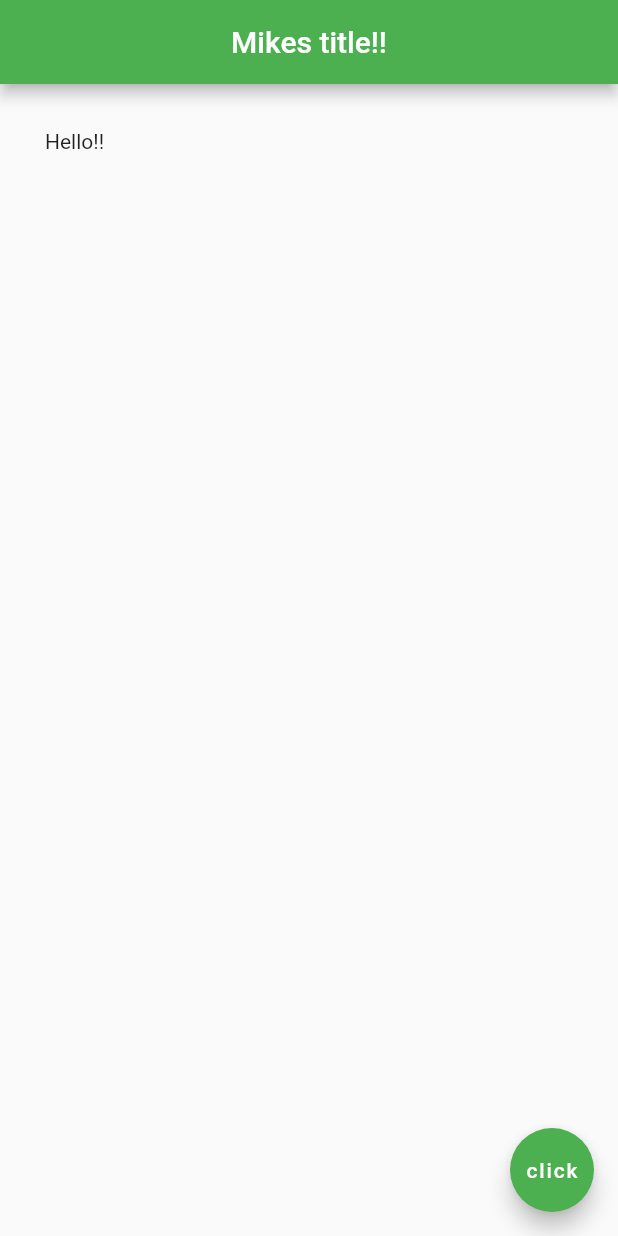
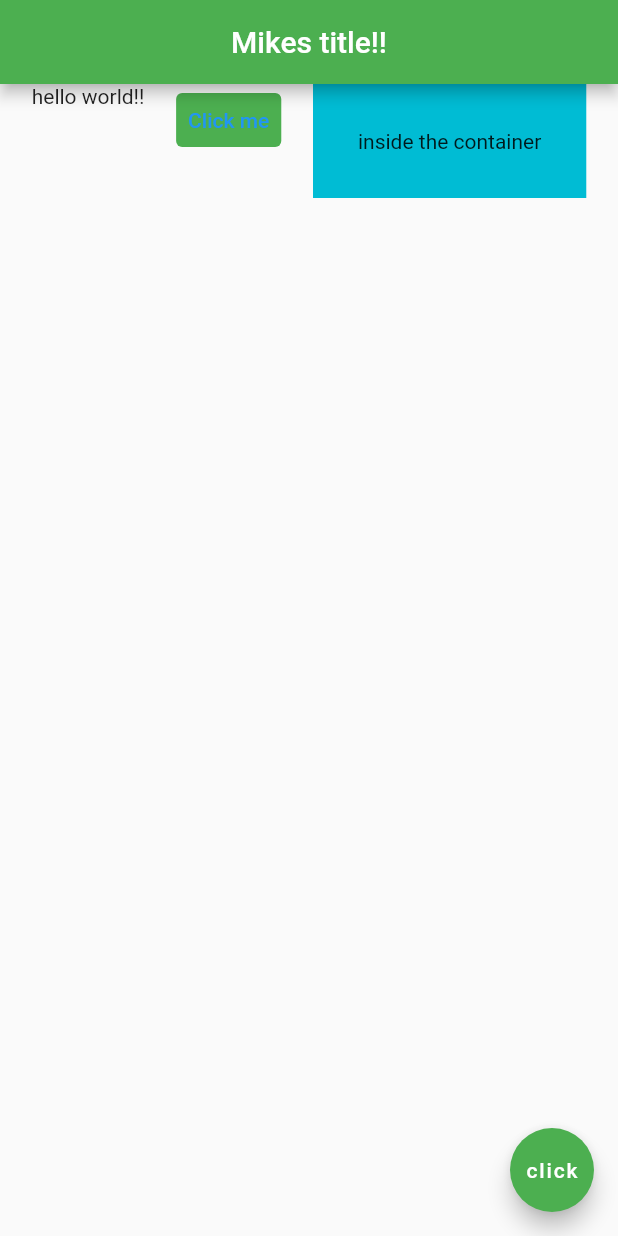
Before and after one commit to Mike-Yates/Flutter_practice_project1, a Flutter app: the screen it shows after launch, on a phone screen of 412 x 824 dp. Run offline on Flutter 3.47's test engine with Material 2 defaults, Android fonts, the phone set to English and light mode, and no system bars.

Commit message:
Used rows to list 3 different widgets. in line with part 11 of tutorial

```diff
--- a/lib/main.dart
+++ b/lib/main.dart
@@ -15,9 +15,25 @@ class Home extends StatelessWidget {
           centerTitle: true,
           backgroundColor: Colors.green,
         ),
-        body: Padding(
-          padding: EdgeInsets.all(30.0),
-          child: Text("Hello!!"),
+        body: Row(
+          mainAxisAlignment: MainAxisAlignment.spaceEvenly,
+          crossAxisAlignment: CrossAxisAlignment.start,
+          children: <Widget>[
+            Text("hello world!!"),
+            TextButton(
+              style: TextButton.styleFrom(
+                primary: Colors.blue,
+                backgroundColor: Colors.green,
+              ),
+              onPressed: (){},
+              child: Text("Click me"),
+            ),
+            Container(
+              color: Colors.cyan,
+              padding: EdgeInsets.all(30.0),
+              child: Text("inside the container"),
+            )
+          ],
         ),
         floatingActionButton: FloatingActionButton(
           onPressed: () { },  // onPressed is an anonymous function
```
